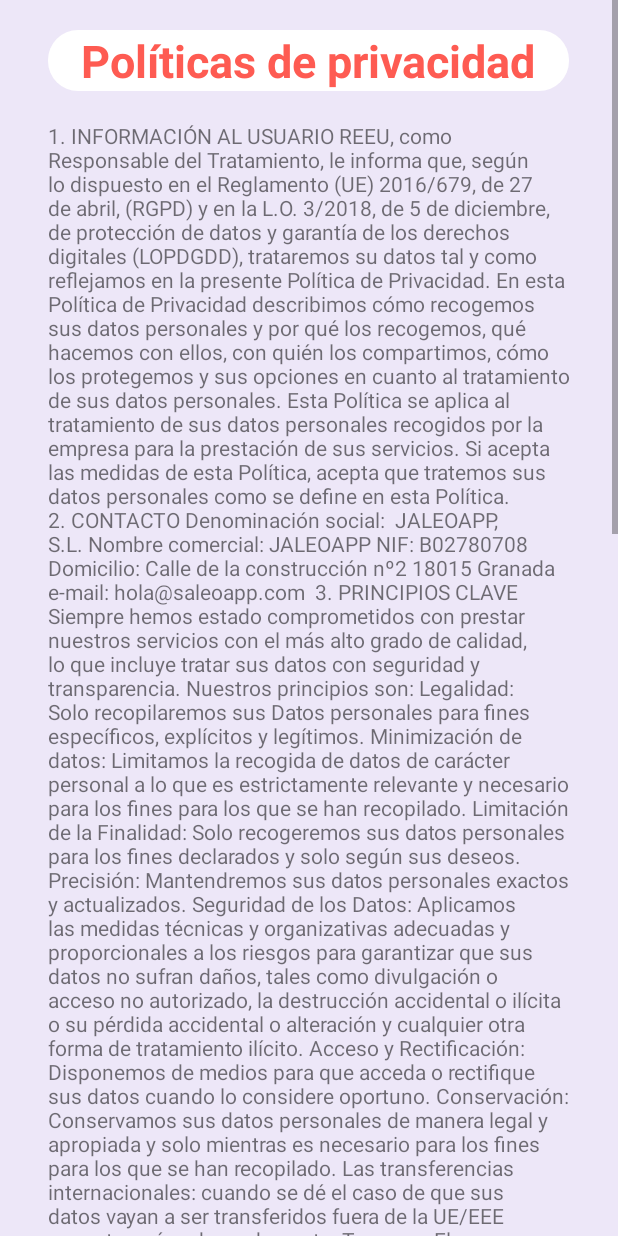
After one commit to guidochavarris2/reuu_premium, an Android app: the Privacidad screen opened directly, with no data from a screen before it, on a phone screen of 412 x 824 dp. The commit adds this screen. Run offline under Robolectric (Android 15) with nearby library versions, the phone set to English and light mode, and no system bars.

Commit message:
Segundo Commit Aldo

```diff
--- /dev/null
+++ b/app/src/main/java/com/example/reeu_premium/Privacidad.java
@@ -0,0 +1,14 @@
+package com.example.reeu_premium;
+
+import androidx.appcompat.app.AppCompatActivity;
+
+import android.os.Bundle;
+
+public class Privacidad extends AppCompatActivity {
+
+    @Override
+    protected void onCreate(Bundle savedInstanceState) {
+        super.onCreate(savedInstanceState);
+        setContentView(R.layout.activity_privacidad);
+    }
+}
--- a/app/src/main/res/layout/activity_configuracion.xml
+++ b/app/src/main/res/layout/activity_configuracion.xml
@@ -68,6 +68,7 @@
             app:cornerRadius="10dp" />
 
         <Button
+            android:id="@+id/tbnTerminos"
             android:layout_width="350dp"
             android:layout_height="80dp"
             android:layout_marginTop="20dp"
@@ -79,11 +80,12 @@
             app:cornerRadius="10dp" />
 
         <Button
+            android:id="@+id/btnPoliticas"
             android:layout_width="350dp"
             android:layout_height="80dp"
             android:layout_marginTop="20dp"
             android:backgroundTint="#B4F44336"
-            android:text="PRIVACIDAD"
+            android:text="Políticas de privacidad"
             android:textColor="#ffffff"
             android:textSize="20sp"
             android:textStyle="bold"
--- a/app/src/main/res/layout/activity_login.xml
+++ b/app/src/main/res/layout/activity_login.xml
@@ -15,7 +15,7 @@
         app:layout_constraintEnd_toEndOf="parent"
         app:layout_constraintStart_toStartOf="parent"
         app:layout_constraintTop_toTopOf="parent"
-        app:srcCompat="@drawable/reeulogo" />
+        app:srcCompat="@drawable/logo_reeu_bajo" />
 
     <TextView
         android:id="@+id/txtSign"
--- /dev/null
+++ b/app/src/main/res/layout/activity_privacidad.xml
@@ -0,0 +1,116 @@
+<?xml version="1.0" encoding="utf-8"?>
+<androidx.constraintlayout.widget.ConstraintLayout xmlns:android="http://schemas.android.com/apk/res/android"
+    xmlns:app="http://schemas.android.com/apk/res-auto"
+    xmlns:tools="http://schemas.android.com/tools"
+    android:layout_width="match_parent"
+    android:layout_height="match_parent"
+    tools:context=".Privacidad"
+    android:background="#EDE7F8">
+
+    <View
+        android:layout_marginStart="0dp"
+        android:layout_marginTop="0dp"
+        android:layout_width="match_parent"
+        android:layout_height="match_parent" />
+
+    <ScrollView
+        android:layout_width="match_parent"
+        android:layout_height="match_parent"
+        app:layout_constraintBottom_toBottomOf="parent"
+        app:layout_constraintEnd_toEndOf="parent"
+        app:layout_constraintStart_toStartOf="parent"
+        app:layout_constraintTop_toTopOf="parent">
+
+        <LinearLayout
+            android:layout_width="match_parent"
+            android:layout_height="wrap_content"
+            android:orientation="vertical"
+            android:paddingStart="32dp"
+            android:paddingEnd="32dp">
+
+            <androidx.constraintlayout.widget.ConstraintLayout
+                android:layout_width="match_parent"
+                android:layout_height="match_parent"
+                android:layout_marginTop="20dp">
+
+                <TextView
+                    android:id="@+id/terminos_condiciones"
+                    android:layout_width="wrap_content"
+                    android:layout_height="wrap_content"
+                    android:text="   Políticas de privacidad   "
+                    android:textColor="#fe5b52"
+                    android:textSize="30sp"
+                    android:background="@drawable/white_background"
+                    android:textStyle="bold"
+                    app:layout_constraintStart_toStartOf="parent"
+                    app:layout_constraintTop_toTopOf="parent" />
+            </androidx.constraintlayout.widget.ConstraintLayout>
+
+            <TextView
+                android:id="@+id/textView13"
+                android:layout_marginTop="20dp"
+                android:layout_width="match_parent"
+                android:layout_height="wrap_content"
+                android:text="1. INFORMACIÓN AL USUARIO
+REEU, como Responsable del Tratamiento, le informa que, según lo dispuesto en el Reglamento (UE) 2016/679, de 27 de abril, (RGPD) y en la L.O. 3/2018, de 5 de diciembre, de protección de datos y garantía de los derechos digitales (LOPDGDD), trataremos su datos tal y como reflejamos en la presente Política de Privacidad.
+En esta Política de Privacidad describimos cómo recogemos sus datos personales y por qué los recogemos, qué hacemos con ellos, con quién los compartimos, cómo los protegemos y sus opciones en cuanto al tratamiento de sus datos personales.
+Esta Política se aplica al tratamiento de sus datos personales recogidos por la empresa para la prestación de sus servicios. Si acepta las medidas de esta Política, acepta que tratemos sus datos personales como se define en esta Política.
+
+2. CONTACTO
+Denominación social:  JALEOAPP, S.L.
+Nombre comercial: JALEOAPP
+NIF: B02780708
+Domicilio: Calle de la construcción nº2 18015 Granada
+e-mail: hola@saleoapp.com
+
+3. PRINCIPIOS CLAVE
+Siempre hemos estado comprometidos con prestar nuestros servicios con el más alto grado de calidad, lo que incluye tratar sus datos con seguridad y transparencia. Nuestros principios son:
+Legalidad: Solo recopilaremos sus Datos personales para fines específicos, explícitos y legítimos.
+Minimización de datos: Limitamos la recogida de datos de carácter personal a lo que es estrictamente relevante y necesario para los fines para los que se han recopilado.
+Limitación de la Finalidad: Solo recogeremos sus datos personales para los fines declarados y solo según sus deseos.
+Precisión: Mantendremos sus datos personales exactos y actualizados.
+Seguridad de los Datos: Aplicamos las medidas técnicas y organizativas adecuadas y proporcionales a los riesgos para garantizar que sus datos no sufran daños, tales como divulgación o acceso no autorizado, la destrucción accidental o ilícita o su pérdida accidental o alteración y cualquier otra forma de tratamiento ilícito.
+Acceso y Rectificación: Disponemos de medios para que acceda o rectifique sus datos cuando lo considere oportuno.
+Conservación: Conservamos sus datos personales de manera legal y apropiada y solo mientras es necesario para los fines para los que se han recopilado.
+Las transferencias internacionales: cuando se dé el caso de que sus datos vayan a ser transferidos fuera de la UE/EEE se protegerán adecuadamente.
+Terceros: El acceso y transferencia de datos personales a terceros se llevan a cabo de acuerdo con las leyes y reglamentos aplicables y con las garantías contractuales adecuadas.
+Marketing Directo y cookies: Cumplimos con la legislación aplicable en materia de publicidad y cookies.
+
+4. RECOGIDA Y TRATAMIENTO DE SUS DATOS PERSONALES
+Las tipos de datos que se pueden solicitar y tratar son:
+Datos de carácter identificativo.
+También recogemos de forma automática datos sobre su visita a nuestro sitio web  según se describe en la política de cookies.
+Siempre que solicitemos sus Datos personales, le informaremos con claridad de qué datos personales recogemos y con qué fin. En general, recogemos y tratamos sus datos personales con el propósito de:
+Proporcionar información, servicios, productos, información relevante y novedades en el sector.
+Envío de comunicaciones.
+
+5. LEGITIMIDAD
+De acuerdo con la normativa de protección de datos aplicable, sus datos personales podrán tratarse siempre que:
+Nos ha dado su consentimiento a los efectos del tratamiento. Por supuesto podrá retirar su consentimiento en cualquier momento. Por requerimiento legal. Por exisitr un interés legítimo que no se vea menoscabado por sus derechos de privacidad, como por ejemplo el envío de información comercial bien por suscripción a nuestra newsletter o por su condición de cliente. Por se necesaria para la prestación de alguno de nuestros servicios mediante relación contractual entre usted y nosotros.
+
+6. COMUNICACIÓN DE DATOS PERSONALES
+Los datos pueden ser comunicados a empresas relacionadas con JALEOAPP, S.L. para la prestación de los diversos servicios en calidad de Encargados del Tratamiento. La empresa no realizará ninguna cesión, salvo por obligación legal.
+
+7. SUS DERECHOS
+En relación con la recogida y tratamiento de sus datos personales, puede ponerse en contacto con nosotros en cualquier momento para:
+Acceder a sus datos personales y a cualquier otra información indicada en el Artículo 15.1 del RGPD.
+Rectificar sus datos personales que sean inexactos o estén incompletos de acuerdo con el Artículo 16 del RGPD.
+Suprimir sus datos personales de acuerdo con el Artículo 17 del RGPD.
+Limitar el tratamiento de sus datos personales de acuerdo con el Artículo 18 del RGPD.
+Solicitar la portabilidad de sus datos de acuerdo con el Artículo 20 del RGPD.
+Oponerse al tratamiento de sus datos personales de acuerdo con el artículo 21 del RGPD.
+Si ha otorgado su consentimiento para alguna finalidad concreta, tiene derecho a retirar el consentimiento otorgado en cualquier momento, sin que ello afecte a la licitud del tratamiento basado en el consentimiento previo a su retirada rrhh.
+Puede ejercer estos derechos enviando comunicación, motivada y acreditada, a hola@saleoapp.com
+También tiene derecho a presentar una reclamación ante la Autoridad de control competente (www.aepd.es) si considera que el tratamiento no se ajusta a la normativa vigente.
+
+8. INFORMACIÓN LEGAL
+Los requisitos de esta Política complementan, y no reemplazan, cualquier otro requisito existente bajo la ley de protección de datos aplicable, que será la que prevalezca en cualquier caso. Esta Política está sujeta a revisiones periódicas y la empresa puede modificarla en cualquier momento. Cuando esto ocurra, le avisaremos de cualquier cambio y le pediremos que vuelva a leer la versión más reciente de nuestra Política y que confirme su aceptación.
+" />
+
+
+        </LinearLayout>
+    </ScrollView>
+
+
+
+</androidx.constraintlayout.widget.ConstraintLayout>
```
Also changed, not shown: app/src/main/AndroidManifest.xml (+14 -0 lines), app/src/main/java/com/example/reeu_premium/Configuracion.java (+31 -0 lines), app/src/main/java/com/example/reeu_premium/DetalleEventoAdmin.java (+16 -0 lines), app/src/main/java/com/example/reeu_premium/Terminos_condiciones.java (added, +14 -0 lines), app/src/main/res/layout/activity_terminos_condiciones.xml (added, +122 -0 lines), app/src/debug/res/mipmap-hdpi/ic_ree_launcher_round.png (deleted), app/src/debug/res/mipmap-xhdpi/ic_ree_launcher_round.png (deleted), app/src/debug/res/mipmap-xxhdpi/ic_ree_launcher_round.png (deleted), app/src/debug/res/mipmap-xxxhdpi/ic_ree_launcher_round.png (deleted), app/src/main/res/drawable-v24/logo_icon.png (added), app/src/main/res/drawable-v24/logo_reeu.png (added), app/src/main/res/drawable-v24/logo_reeu_bajo.png (added).
